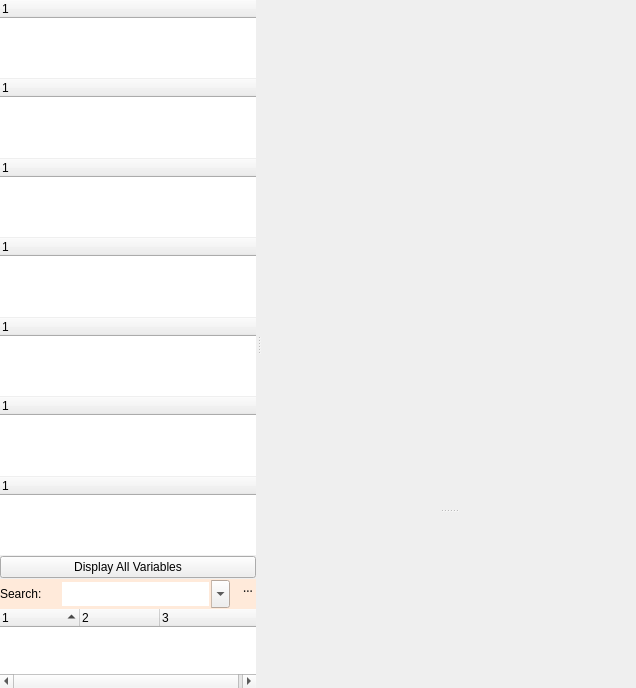
Above: src/ui/trigger_editor.ui from Mudlet/Mudlet before the change. Below: the same form after it.
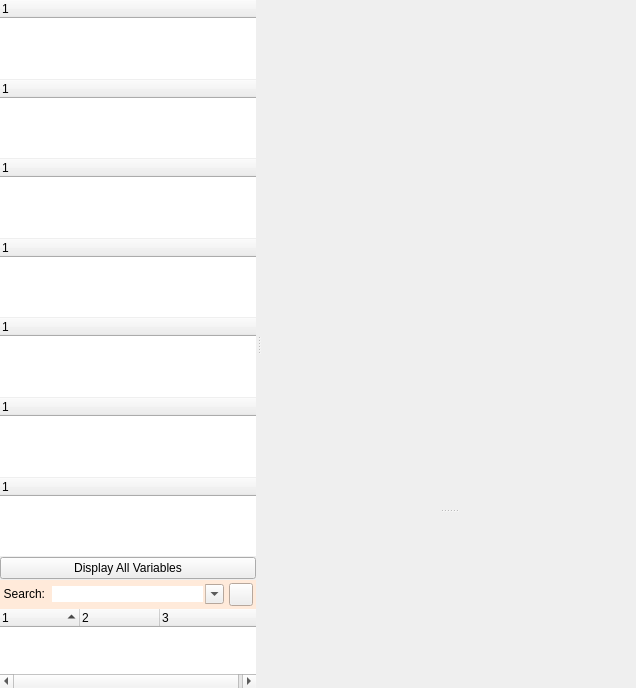
That is the form after the change. Icons and pictures are not drawn. Custom widgets are drawn as their Qt base class.

Commit message: (release_3_0_1)Enhance: restore misfeature eliminated in Editor show/hide search results ALTERNATIVE (#825)

```diff
--- a/src/ui/trigger_editor.ui
+++ b/src/ui/trigger_editor.ui
@@ -577,61 +577,46 @@
               </property>
               <item>
                <widget class="QWidget" name="widget_searchTerm" native="true">
-                <layout class="QHBoxLayout" name="horizontalLayout_3">
-                 <property name="spacing">
-                  <number>0</number>
-                 </property>
+                <layout class="QGridLayout" name="gridLayout" columnstretch="0,1,0">
                  <property name="leftMargin">
-                  <number>0</number>
+                  <number>3</number>
                  </property>
                  <property name="topMargin">
-                  <number>0</number>
+                  <number>3</number>
                  </property>
                  <property name="rightMargin">
-                  <number>0</number>
+                  <number>3</number>
                  </property>
                  <property name="bottomMargin">
-                  <number>0</number>
+                  <number>3</number>
                  </property>
-                 <item>
+                 <property name="horizontalSpacing">
+                  <number>5</number>
+                 </property>
+                 <item row="0" column="0" alignment="Qt::AlignRight|Qt::AlignVCenter">
                   <widget class="QLabel" name="label_searchTerm">
                    <property name="sizePolicy">
-                    <sizepolicy hsizetype="Fixed" vsizetype="Preferred">
+                    <sizepolicy hsizetype="Preferred" vsizetype="Preferred">
                      <horstretch>0</horstretch>
                      <verstretch>0</verstretch>
                     </sizepolicy>
                    </property>
-                   <property name="minimumSize">
-                    <size>
-                     <width>60</width>
-                     <height>0</height>
-                    </size>
-                   </property>
                    <property name="text">
                     <string>Search:</string>
                    </property>
+                   <property name="alignment">
+                    <set>Qt::AlignRight|Qt::AlignTrailing|Qt::AlignVCenter</set>
+                   </property>
                   </widget>
                  </item>
-                 <item>
+                 <item row="0" column="1" alignment="Qt::AlignVCenter">
                   <widget class="QComboBox" name="comboBox_searchTerms">
                    <property name="sizePolicy">
-                    <sizepolicy hsizetype="Expanding" vsizetype="Fixed">
+                    <sizepolicy hsizetype="Expanding" vsizetype="Preferred">
                      <horstretch>0</horstretch>
                      <verstretch>0</verstretch>
                     </sizepolicy>
                    </property>
-                   <property name="minimumSize">
-                    <size>
-                     <width>50</width>
-                     <height>20</height>
-                    </size>
-                   </property>
-                   <property name="maximumSize">
-                    <size>
-                     <width>16777215</width>
-                     <height>28</height>
-                    </size>
-                   </property>
                    <property name="editable">
                     <bool>true</bool>
                    </property>
@@ -646,63 +631,14 @@
                    </property>
                   </widget>
                  </item>
-                 <item>
-                  <spacer name="horizontalSpacer_searchTerm">
-                   <property name="orientation">
-                    <enum>Qt::Horizontal</enum>
+                 <item row="0" column="2" alignment="Qt::AlignHCenter|Qt::AlignVCenter">
+                  <widget class="QToolButton" name="button_toggleSearchAreaResults">
+                   <property name="sizePolicy">
+                    <sizepolicy hsizetype="Maximum" vsizetype="Maximum">
+                     <horstretch>0</horstretch>
+                     <verstretch>0</verstretch>
+                    </sizepolicy>
                    </property>
-                   <property name="sizeType">
-                    <enum>QSizePolicy::Fixed</enum>
-                   </property>
-                   <property name="sizeHint" stdset="0">
-                    <size>
-                     <width>10</width>
-                     <height>13</height>
-                    </size>
-                   </property>
-                  </spacer>
-                 </item>
-                </layout>
-               </widget>
-              </item>
-              <item>
-               <widget class="QWidget" name="widget_searchAreaCloseButton" native="true">
-                <property name="sizePolicy">
-                 <sizepolicy hsizetype="Fixed" vsizetype="Expanding">
-                  <horstretch>0</horstretch>
-                  <verstretch>0</verstretch>
-                 </sizepolicy>
-                </property>
-                <property name="minimumSize">
-                 <size>
-                  <width>16</width>
-                  <height>0</height>
-                 </size>
-                </property>
-                <property name="maximumSize">
-                 <size>
-                  <width>16</width>
-                  <height>16777215</height>
-                 </size>
-                </property>
-                <layout class="QVBoxLayout" name="verticalLayout_7">
-                 <property name="spacing">
-                  <number>0</number>
-                 </property>
-                 <property name="leftMargin">
-                  <number>0</number>
-                 </property>
-                 <property name="topMargin">
-                  <number>0</number>
-                 </property>
-                 <property name="rightMargin">
-                  <number>0</number>
-                 </property>
-                 <property name="bottomMargin">
-                  <number>0</number>
-                 </property>
-                 <item>
-                  <widget class="QToolButton" name="button_searchAreaClose">
                    <property name="minimumSize">
                     <size>
                      <width>16</width>
@@ -711,44 +647,30 @@
                    </property>
                    <property name="maximumSize">
                     <size>
-                     <width>16</width>
-                     <height>16</height>
+                     <width>32</width>
+                     <height>32</height>
                     </size>
                    </property>
-                   <property name="font">
-                    <font>
-                     <family>Sans Serif</family>
-                     <pointsize>9</pointsize>
-                    </font>
-                   </property>
-                   <property name="focusPolicy">
-                    <enum>Qt::NoFocus</enum>
+                   <property name="toolTip">
+                    <string>Toggles the display of the search results area.</string>
                    </property>
                    <property name="text">
-                    <string>...</string>
+                    <string/>
                    </property>
-                   <property name="icon">
-                    <iconset resource="../mudlet_alpha.qrc">
-                     <normaloff>:/icons/application-exit.png</normaloff>:/icons/application-exit.png</iconset>
+                   <property name="iconSize">
+                    <size>
+                     <width>16</width>
+                     <height>16</height>
+                    </size>
                    </property>
-                   <property name="autoRaise">
+                   <property name="checkable">
                     <bool>true</bool>
                    </property>
+                   <property name="arrowType">
+                    <enum>Qt::NoArrow</enum>
+                   </property>
                   </widget>
                  </item>
-                 <item>
-                  <spacer name="verticalSpacer_searchCloseButton">
-                   <property name="orientation">
-                    <enum>Qt::Vertical</enum>
-                   </property>
-                   <property name="sizeHint" stdset="0">
-                    <size>
-                     <width>20</width>
-                     <height>40</height>
-                    </size>
-                   </property>
-                  </spacer>
-                 </item>
                 </layout>
                </widget>
               </item>
```
The commit also changes 8 other files.
